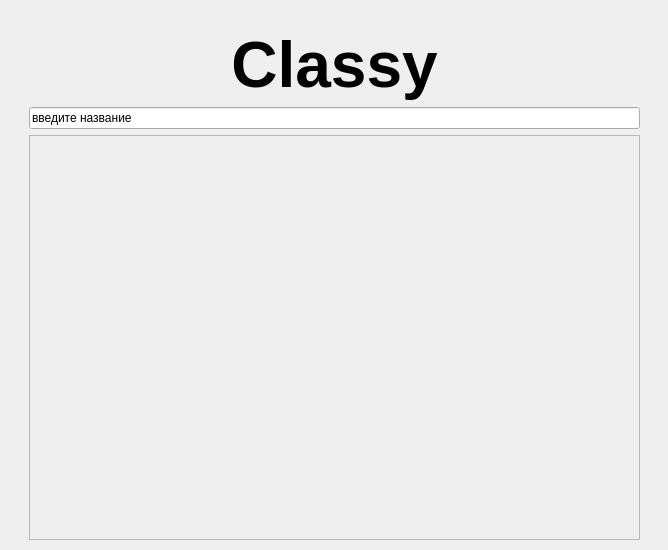
The window that game_interface.ui (vkormili/classy) describes before a commit, drawn with Qt 5.
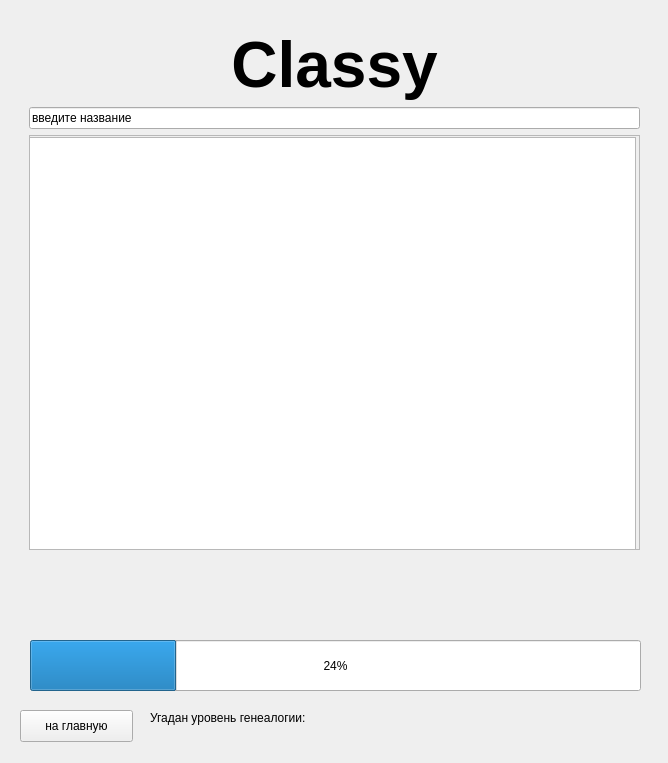
The same window after the commit.

```diff
--- a/game_interface.ui
+++ b/game_interface.ui
@@ -7,7 +7,7 @@
     <x>0</x>
     <y>0</y>
     <width>668</width>
-    <height>550</height>
+    <height>763</height>
    </rect>
   </property>
   <property name="windowTitle">
@@ -19,7 +19,7 @@
      <x>29</x>
      <y>29</y>
      <width>611</width>
-     <height>511</height>
+     <height>521</height>
     </rect>
    </property>
    <layout class="QVBoxLayout" name="verticalLayout">
@@ -59,14 +59,74 @@
          <x>0</x>
          <y>0</y>
          <width>607</width>
-         <height>420</height>
+         <height>430</height>
         </rect>
        </property>
+       <widget class="QTextBrowser" name="textBrowser">
+        <property name="geometry">
+         <rect>
+          <x>-5</x>
+          <y>1</y>
+          <width>611</width>
+          <height>431</height>
+         </rect>
+        </property>
+       </widget>
       </widget>
      </widget>
     </item>
    </layout>
   </widget>
+  <widget class="QPushButton" name="back_btn">
+   <property name="geometry">
+    <rect>
+     <x>20</x>
+     <y>710</y>
+     <width>113</width>
+     <height>32</height>
+    </rect>
+   </property>
+   <property name="text">
+    <string>на главную</string>
+   </property>
+  </widget>
+  <widget class="QProgressBar" name="progressBar">
+   <property name="geometry">
+    <rect>
+     <x>30</x>
+     <y>640</y>
+     <width>611</width>
+     <height>51</height>
+    </rect>
+   </property>
+   <property name="value">
+    <number>24</number>
+   </property>
+  </widget>
+  <widget class="QWidget" name="horizontalLayoutWidget">
+   <property name="geometry">
+    <rect>
+     <x>29</x>
+     <y>570</y>
+     <width>611</width>
+     <height>71</height>
+    </rect>
+   </property>
+   <layout class="QHBoxLayout" name="levels"/>
+  </widget>
+  <widget class="QLabel" name="guess_status">
+   <property name="geometry">
+    <rect>
+     <x>150</x>
+     <y>710</y>
+     <width>481</width>
+     <height>16</height>
+    </rect>
+   </property>
+   <property name="text">
+    <string>Угадан уровень генеалогии:</string>
+   </property>
+  </widget>
  </widget>
  <resources/>
  <connections/>
```
